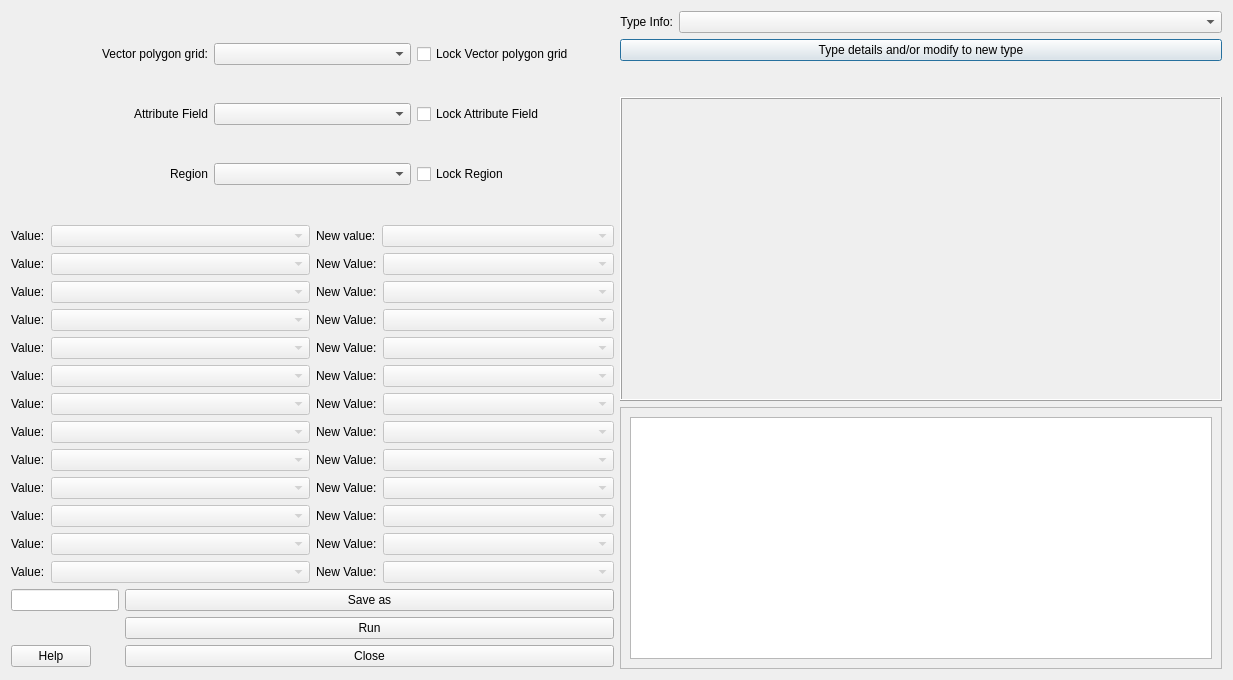
Old version of the form urban_type_creator/tabs/urban_type_creator_tab.ui in the repository gusbacos/SUEWS-Database-manager.
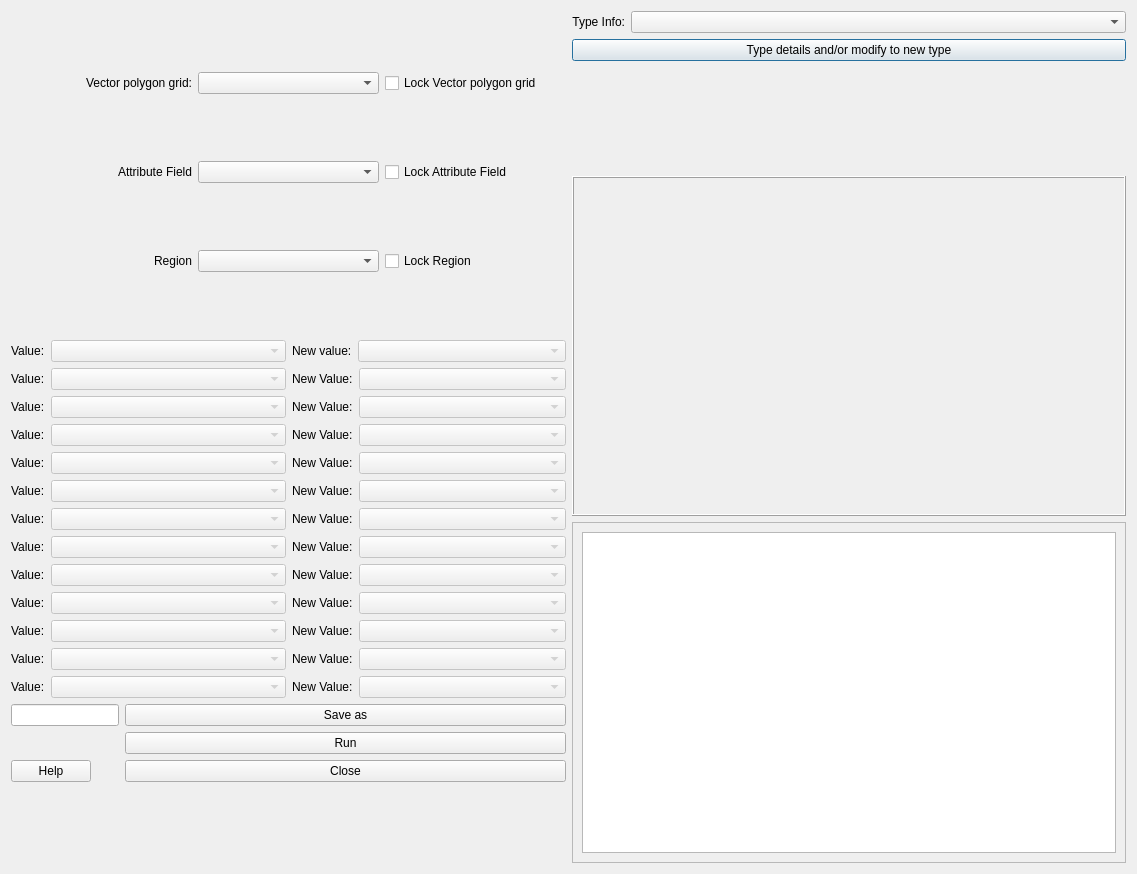
New version of the form. Custom widgets are drawn as their Qt base class.

Diff of the .ui file:
```diff
--- a/urban_type_creator/tabs/urban_type_creator_tab.ui
+++ b/urban_type_creator/tabs/urban_type_creator_tab.ui
@@ -6,10 +6,16 @@
    <rect>
     <x>0</x>
     <y>0</y>
-    <width>1233</width>
-    <height>680</height>
+    <width>1137</width>
+    <height>874</height>
    </rect>
   </property>
+  <property name="minimumSize">
+   <size>
+    <width>0</width>
+    <height>800</height>
+   </size>
+  </property>
   <property name="windowTitle">
    <string>Urban_type_creator</string>
   </property>
@@ -133,7 +139,7 @@
    <item row="1" column="1" rowspan="2">
     <widget class="QLabel" name="Qlabel">
      <property name="sizePolicy">
-      <sizepolicy hsizetype="Preferred" vsizetype="Fixed">
+      <sizepolicy hsizetype="MinimumExpanding" vsizetype="MinimumExpanding">
        <horstretch>0</horstretch>
        <verstretch>0</verstretch>
       </sizepolicy>
@@ -141,7 +147,7 @@
      <property name="minimumSize">
       <size>
        <width>0</width>
-       <height>250</height>
+       <height>150</height>
       </size>
      </property>
      <property name="maximumSize">
```
